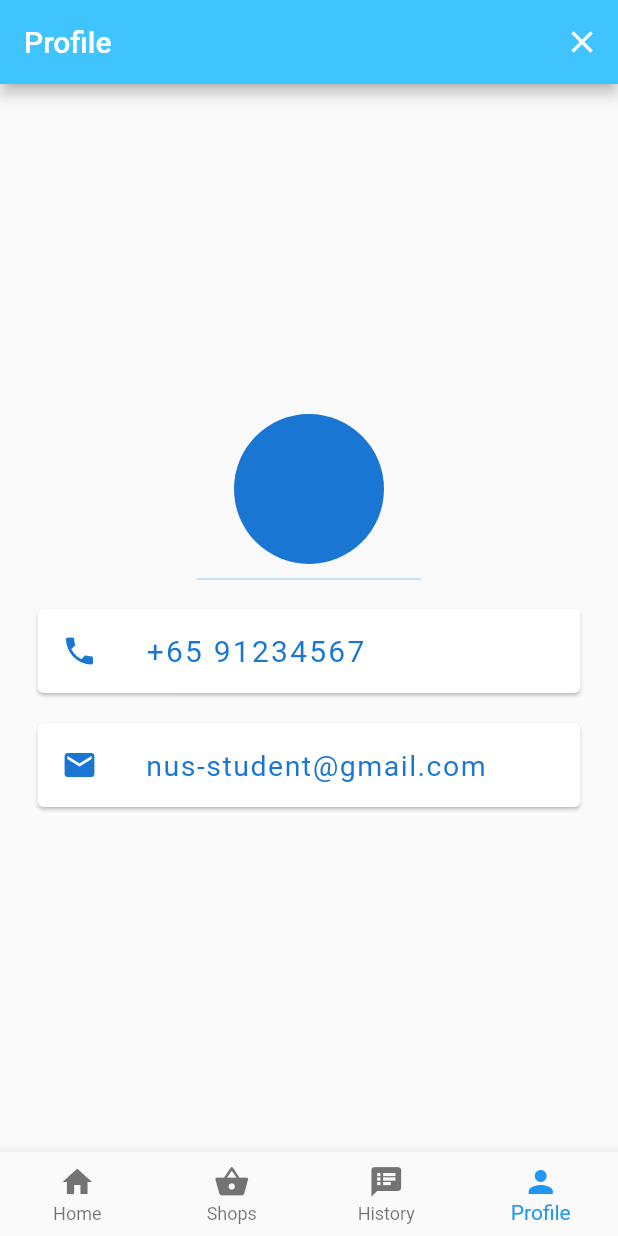
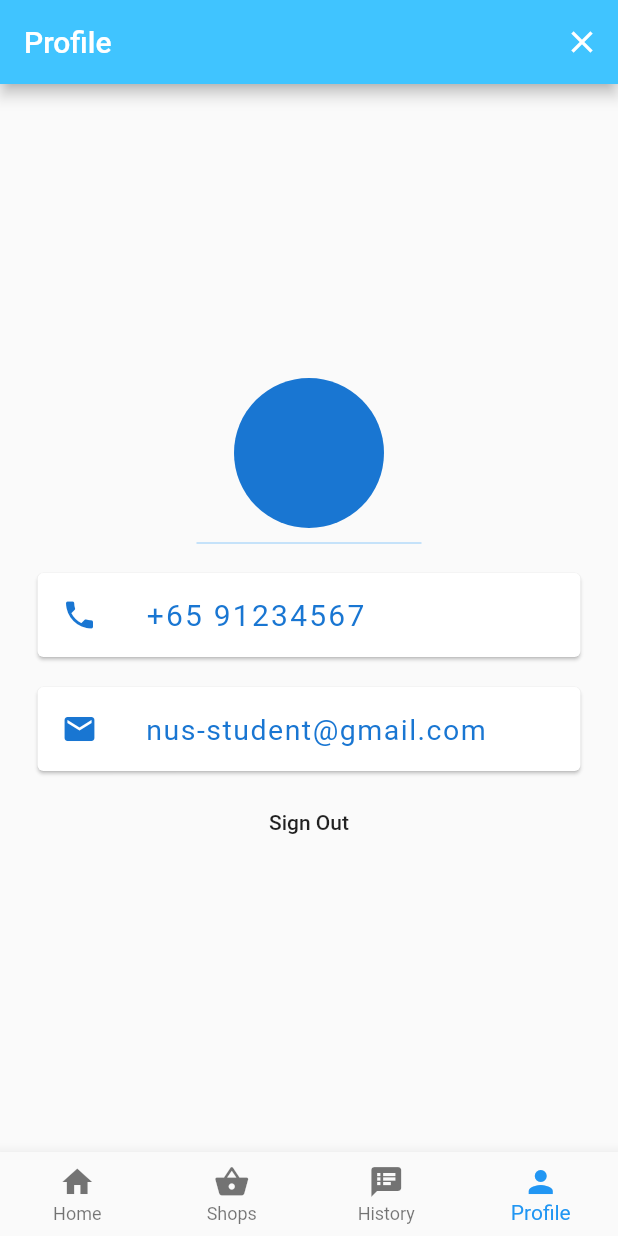
Before and after one commit to EkamSinghPandher/Grab-N-Go-Students, a Flutter app: the screen it shows once a user with an empty profile is signed in, item 4 of the bottom bar chosen, on a phone screen of 412 x 824 dp. Run offline on Flutter 3.47's test engine with Material 2 defaults, Android fonts, the phone set to English and light mode, and no system bars; our stand-ins replace animated_text_kit, carousel_pro, firebase_auth, font_awesome_flutter; accounts and stored records are empty; Roboto replaces fonts that are missing (SourceSansPro).

Commit message:
Added back the sign out function

```diff
--- a/StudentApp/lib/main_pages/Home_Screen/profile_screen.dart
+++ b/StudentApp/lib/main_pages/Home_Screen/profile_screen.dart
@@ -1,3 +1,4 @@
+import 'package:StudentApp/Services/auth.dart';
 import 'package:flutter/material.dart';
 
 class ProfileScreen extends StatefulWidget {
@@ -70,6 +71,8 @@ class _ProfileScreenState extends State<ProfileScreen> {
                 ),
               ),
             ),
+            Center(
+          child: FlatButton(onPressed: () =>AuthService().signOut(), child: Text('Sign Out')))
           ],
         ),
       ),
```
Also changed, not shown: StudentApp/pubspec.lock.
